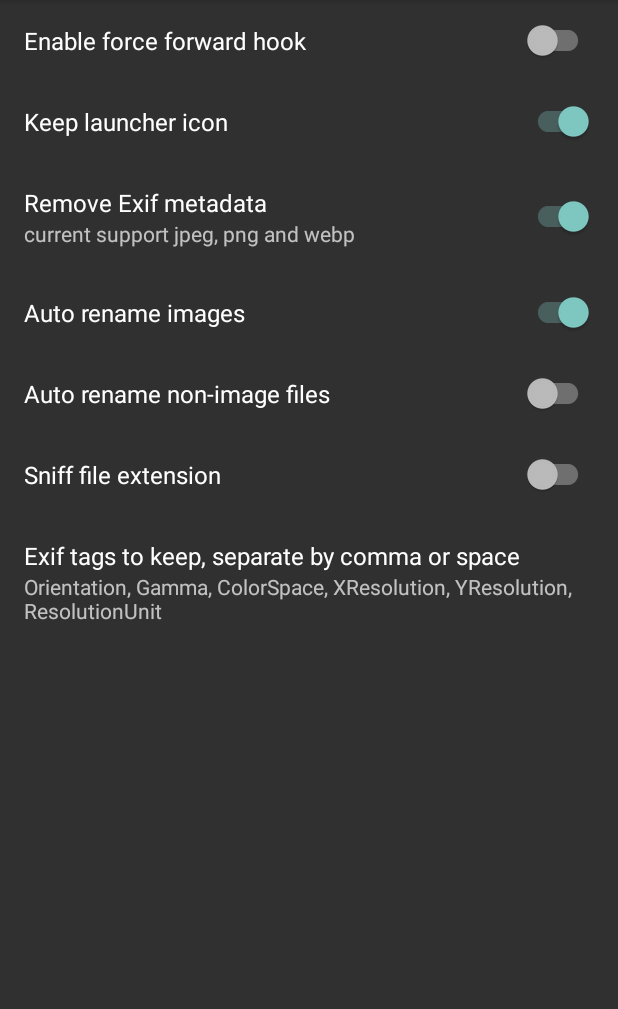
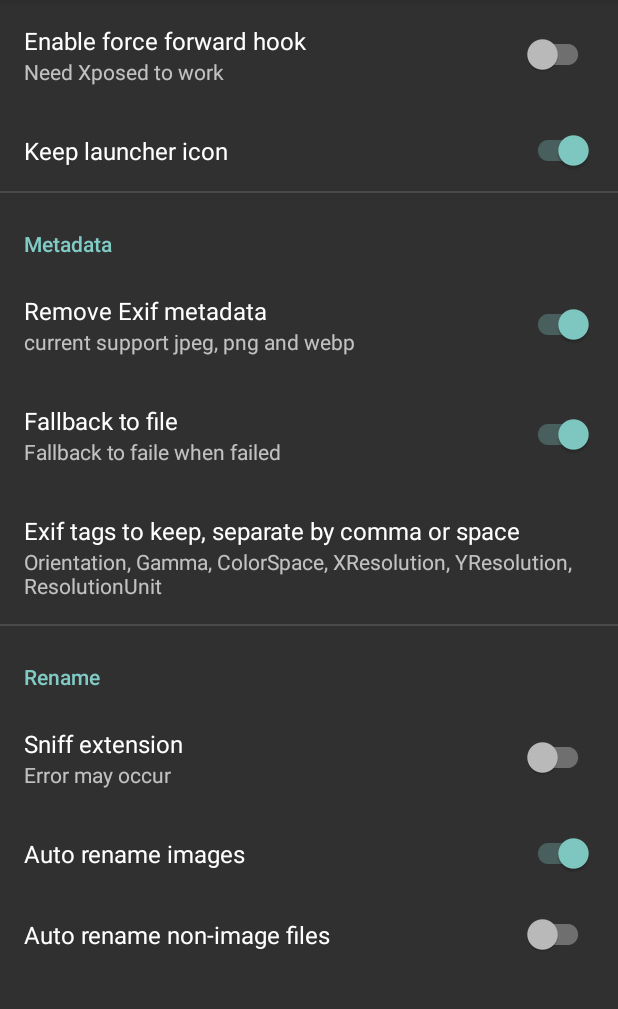
Before and after one commit to FuckAPK/FuckShare, an Android app: the screen it shows after launch (SettingsActivity), on a phone screen of 412 x 824 dp, the part 84-1093 px from its top. Run offline under Robolectric (Android 15) with nearby library versions, the light colour scheme and no system bars; our stand-ins replace androidx.preference.

```diff
--- a/app/build.gradle
+++ b/app/build.gradle
@@ -10,8 +10,8 @@ android {
         applicationId "org.baiyu.fuckshare"
         minSdk 30
         targetSdk 34
-        versionCode 16
-        versionName "2.10"
+        versionCode 17
+        versionName "3.0"
 
         testInstrumentationRunner "androidx.test.runner.AndroidJUnitRunner"
         vectorDrawables {
--- a/app/src/main/java/org/baiyu/fuckshare/Settings.java
+++ b/app/src/main/java/org/baiyu/fuckshare/Settings.java
@@ -16,6 +16,7 @@ public class Settings {
     private static final String PREF_ENABLE_IMAGE_RENAME = "enable_image_rename";
     private static final String PREF_ENABLE_FILE_RENAME = "enable_file_rename";
     private static final String PREF_ENABLE_FILE_TYPE_SNIFF = "enable_file_type_sniff";
+    private static final String PREF_ENABLE_FALLBACK_TO_FILE = "enable_fallback_to_file";
     private volatile static Settings INSTANCE;
     private final SharedPreferences prefs;
 
@@ -64,4 +65,8 @@ public class Settings {
     public boolean enableFileTypeSniff() {
         return prefs.getBoolean(PREF_ENABLE_FILE_TYPE_SNIFF, false);
     }
+
+    public boolean enableFallbackToFile() {
+        return prefs.getBoolean(PREF_ENABLE_FALLBACK_TO_FILE, true);
+    }
 }
--- a/app/src/main/res/values/strings.xml
+++ b/app/src/main/res/values/strings.xml
@@ -7,7 +7,15 @@
     <string name="title_enable_image_rename">Auto rename images</string>
     <string name="title_enable_file_rename">Auto rename non-image files</string>
     <string name="title_exif_tags_to_keep">Exif tags to keep, separate by comma or space</string>
-    <string name="title_enable_file_type_sniff">Sniff file extension</string>
+    <string name="title_enable_file_type_sniff">Sniff extension</string>
     <string name="desc_enable_remove_exif">current support jpeg, png and webp</string>
     <string name="title_keep_launcher_icon">Keep launcher icon</string>
+    <string name="desc_enable_force_forward_hook">Need Xposed to work</string>
+    <string name="title_images">Images</string>
+    <string name="title_files">Files</string>
+    <string name="title_rename">Rename</string>
+    <string name="title_metadata">Metadata</string>
+    <string name="title_enable_fallback_to_file">Fallback to file</string>
+    <string name="desc_enable_fallback_to_file">Fallback to faile when failed</string>
+    <string name="desc_enable_file_type_sniff">Error may occur</string>
 </resources>
--- a/app/src/main/res/xml/preferences.xml
+++ b/app/src/main/res/xml/preferences.xml
@@ -5,18 +5,46 @@
         app:defaultValue="false"
         app:iconSpaceReserved="false"
         app:key="enable_force_forward_hook"
+        app:summary="@string/desc_enable_force_forward_hook"
         app:title="@string/title_enable_force_forward_hook" />
     <SwitchPreferenceCompat
         app:defaultValue="true"
         app:iconSpaceReserved="false"
         app:key="keep_launcher_icon"
         app:title="@string/title_keep_launcher_icon" />
+
+    <PreferenceCategory
+        app:iconSpaceReserved="false"
+        app:title="@string/title_metadata">
         <SwitchPreferenceCompat
             app:defaultValue="true"
             app:iconSpaceReserved="false"
             app:key="enable_remove_exif"
             app:summary="@string/desc_enable_remove_exif"
             app:title="@string/title_enable_remove_exif" />
+        <SwitchPreferenceCompat
+            app:defaultValue="true"
+            app:iconSpaceReserved="false"
+            app:key="enable_fallback_to_file"
+            app:summary="@string/desc_enable_fallback_to_file"
+            app:title="@string/title_enable_fallback_to_file" />
+        <EditTextPreference
+            app:defaultValue="Orientation, Gamma, ColorSpace, XResolution, YResolution, ResolutionUnit"
+            app:dependency="enable_remove_exif"
+            app:iconSpaceReserved="false"
+            app:key="exif_tags_to_keep"
+            app:title="@string/title_exif_tags_to_keep"
+            app:useSimpleSummaryProvider="true" />
+    </PreferenceCategory>
+    <PreferenceCategory
+        app:iconSpaceReserved="false"
+        app:title="@string/title_rename">
+        <SwitchPreferenceCompat
+            app:defaultValue="false"
+            app:iconSpaceReserved="false"
+            app:key="enable_file_type_sniff"
+            app:summary="@string/desc_enable_file_type_sniff"
+            app:title="@string/title_enable_file_type_sniff" />
         <SwitchPreferenceCompat
             app:defaultValue="true"
             app:iconSpaceReserved="false"
@@ -27,16 +55,6 @@
             app:iconSpaceReserved="false"
             app:key="enable_file_rename"
             app:title="@string/title_enable_file_rename" />
-    <SwitchPreferenceCompat
-        app:defaultValue="false"
-        app:iconSpaceReserved="false"
-        app:key="enable_file_type_sniff"
-        app:title="@string/title_enable_file_type_sniff" />
-    <EditTextPreference
-        app:defaultValue="Orientation, Gamma, ColorSpace, XResolution, YResolution, ResolutionUnit"
-        app:iconSpaceReserved="false"
-        app:key="exif_tags_to_keep"
-        app:title="@string/title_exif_tags_to_keep"
-        app:useSimpleSummaryProvider="true" />
+    </PreferenceCategory>
 
 </PreferenceScreen>
```
Also changed, not shown: app/src/main/java/org/baiyu/fuckshare/HandleShareActivity.java (+54 -22 lines), app/src/main/java/org/baiyu/fuckshare/Utils.java (+18 -5 lines), 1 other file. Lines whose indentation alone changed are shown as unchanged.
